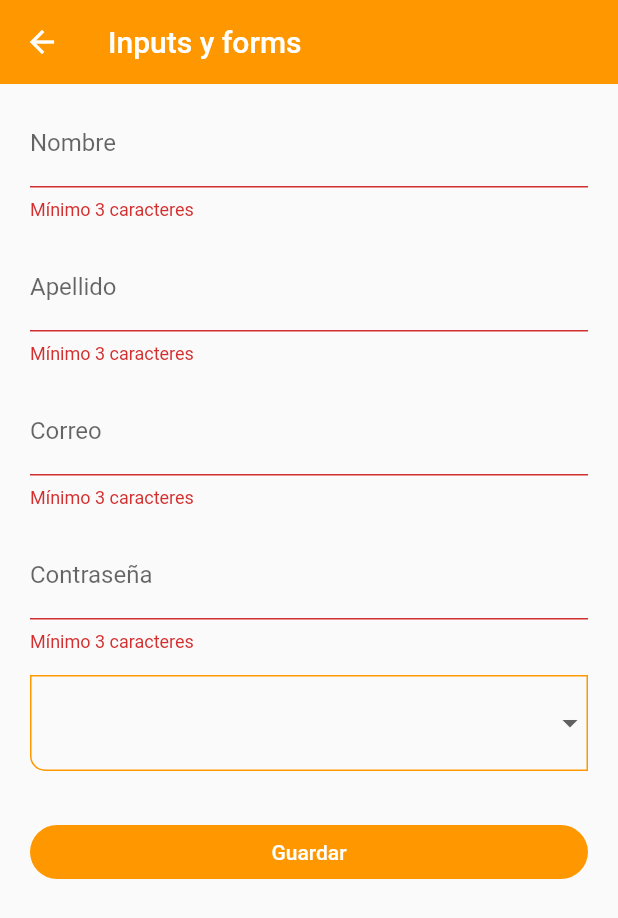
After one commit to Alex-2699/flutter_components, a Flutter app: the InputsScreen screen opened by its route, after a tap on "Guardar", on a phone screen of 412 x 824 dp. The commit adds this screen. Shown: the top 918 px of the screen. Run offline on Flutter 3.47's test engine with Material 2 defaults, Android fonts, the phone set to English and light mode, and no system bars.

Commit message:
Added input and slider screens

```diff
--- a/lib/routes/app_routes.dart
+++ b/lib/routes/app_routes.dart
@@ -14,6 +14,8 @@ class AppRoute {
     MenuOption(route: 'card', name: 'Card Screen', screen: const CardScreen(), icon: Icons.card_travel_outlined),
     MenuOption(route: 'avatar', name: 'Circle Avatar', screen: const AvatarScreen(), icon: Icons.supervised_user_circle_rounded),
     MenuOption(route: 'animated', name: 'Animated Container', screen: const AnimatedScreen(), icon: Icons.play_circle_outline),
+    MenuOption(route: 'inputs', name: 'Text Inputs', screen: const InputsScreen(), icon: Icons.input_rounded),
+    MenuOption(route: 'slider', name: 'Slider Screen', screen: const SliderScreen(), icon: Icons.slideshow_outlined),
   ];
 
   static Map<String, Widget Function(BuildContext)> getAppRoutes() {
--- /dev/null
+++ b/lib/screens/inputs_screen.dart
@@ -0,0 +1,115 @@
+import 'package:flutter/material.dart';
+
+import 'package:fl_components/widgets/widgets.dart';
+
+class InputsScreen extends StatelessWidget {
+
+  const InputsScreen({Key? key}) : super(key: key);
+
+  @override
+  Widget build(BuildContext context) {
+
+    final GlobalKey<FormState> myFormKey = GlobalKey<FormState>();
+
+    final Map<String, String> formValues = {
+      'firstName' : 'Alexis',
+      'lastName' : 'Antonio',
+      'eMail' : 'antonio@google.com',
+      'password' : '12345',
+      'role' : 'Admin ',
+    };
+
+    return Scaffold(
+      appBar: AppBar(
+        title: const Text('Inputs y forms'),
+      ),
+      body: SingleChildScrollView(
+        child: Padding(padding: const EdgeInsets.symmetric(horizontal: 20, vertical: 10),
+          child: Form(
+            key: myFormKey,
+            child: Column(
+              children:[
+                CustomInputField(
+                  labelText: 'Nombre',
+                  hintText: 'Nombre del usuario',
+                  formProperty: 'firstName',
+                  formValues: formValues,
+                ),
+                const SizedBox(height: 15),
+                CustomInputField(
+                  labelText: 'Apellido',
+                  hintText: 'Apellido del usuario',
+                  formProperty: 'lastName',
+                  formValues: formValues,
+                ),
+                const SizedBox(height: 15),
+                CustomInputField(
+                  labelText: 'Correo',
+                  hintText: 'Correo del usuario',
+                  inputType: TextInputType.emailAddress,
+                  formProperty: 'eMail',
+                  formValues: formValues,
+                ),
+                const SizedBox(height: 15),
+                CustomInputField(
+                  labelText: 'Contraseña',
+                  hintText: 'Contraseña del usuario',
+                  formProperty: 'password',
+                  formValues: formValues,
+                  obscureText: true,
+                ),
+                const SizedBox(height: 15),
+                buildDropDownButton(formValues),
+                const SizedBox(height: 30),
+                buildElevatedButton(
+                  context: context,
+                  myFormKey: myFormKey,
+                  formValues: formValues,
+                )
+              ],
+            ),
+          ),
+        ),
+      ),
+    );
+  }
+
+  Widget buildDropDownButton(Map<String, String> formValues){
+    return DropdownButtonFormField(
+      items: const [
+        DropdownMenuItem(value: 'Admin', child: Text('Admin')),
+        DropdownMenuItem(value: 'SuperUser', child: Text('SuperUser')),
+        DropdownMenuItem(value: 'Developer', child: Text('Developer')),
+        DropdownMenuItem(value: 'Jr Developer', child: Text('Jr Developer')),
+      ],
+      onChanged: (value) {
+        print(value);
+        formValues['role'] = value ?? 'Admin';
+      },
+    );
+  }
+
+  Widget buildElevatedButton({
+    required BuildContext context,
+    required GlobalKey<FormState> myFormKey,
+    required Map<String, String> formValues,
+  }) {
+    return ElevatedButton(
+      child: const SizedBox(
+        width: double.infinity,
+        child: Center(
+          child: Text('Guardar'),
+        ),
+      ),
+      onPressed: () {
+        FocusScope.of(context).requestFocus(FocusNode());
+
+        if (!myFormKey.currentState!.validate()) {
+          print('Formulario no válido');
+          return;
+        }
+        print(formValues);
+      },
+    );
+  }
+}
--- a/lib/screens/screens.dart
+++ b/lib/screens/screens.dart
@@ -3,5 +3,7 @@ export 'package:fl_components/screens/animated_screen.dart';
 export 'package:fl_components/screens/avatar_screen.dart';
 export 'package:fl_components/screens/card_screen.dart';
 export 'package:fl_components/screens/home_screen.dart';
+export 'package:fl_components/screens/inputs_screen.dart';
 export 'package:fl_components/screens/listview1_screen.dart';
 export 'package:fl_components/screens/listview2_screen.dart';
+export 'package:fl_components/screens/slider_screen.dart';
--- /dev/null
+++ b/lib/screens/slider_screen.dart
@@ -0,0 +1,70 @@
+import 'package:flutter/material.dart';
+
+class SliderScreen extends StatefulWidget {
+
+  const SliderScreen({Key? key}) : super(key: key);
+
+  @override
+  State<SliderScreen> createState() => _SliderScreenState();
+}
+
+class _SliderScreenState extends State<SliderScreen> {
+
+  double _sliderValue = 100;
+  bool _sliderEnable = true;
+
+  Widget buildSlider(){
+    return Slider(
+      min: 50,
+      max: 400,
+      value: _sliderValue,
+      //divisions: 10,
+      onChanged: _sliderEnable
+            ? (value) {
+                _sliderValue = value;
+                setState(() {});
+              }
+            : null);
+  }
+
+  Widget buildImage(){
+    return Expanded(
+      child: SingleChildScrollView(
+        child: Image(
+          image: const NetworkImage('https://static.wikia.nocookie.net/esstarwars/images/d/d5/MP-YodaSpecies.png/revision/latest?cb=20180802191916'),
+          fit: BoxFit.contain,
+          width: _sliderValue,
+        ),
+      ),
+    );
+  }
+
+  Widget buildSwitch(){
+    return SwitchListTile(
+      title: const Text('Activar Slide'),
+      value: _sliderEnable,
+      onChanged: (value) {
+        _sliderEnable = value;
+        setState(() {});
+      },
+    );
+  }
+
+  @override
+  Widget build(BuildContext context) {
+    return  Scaffold(
+      appBar: AppBar(
+        title: const Text('Slider & Checks'),
+      ),
+      body: Column(
+        children: [
+          buildSlider(),
+          buildSwitch(),
+          const AboutListTile(),
+          buildImage(),
+          const SizedBox(height: 50),
+        ],
+      )
+    );
+  }
+}
--- a/lib/theme/app_theme.dart
+++ b/lib/theme/app_theme.dart
@@ -2,7 +2,7 @@ import 'package:flutter/material.dart';
 
 class AppTheme {
   //primary color
-  static const Color primary = Colors.green;
+  static const Color primary = Colors.orange;
 
   static final ThemeData lightTheme = ThemeData.light().copyWith(
     primaryColor: primary,
@@ -25,7 +25,7 @@ class AppTheme {
       backgroundColor: primary
     ),
 
-    //ElevatedButton
+    //ElevatedButton Theme
     elevatedButtonTheme: ElevatedButtonThemeData(
       style: ElevatedButton.styleFrom(
         backgroundColor: primary,
@@ -33,5 +33,29 @@ class AppTheme {
         elevation: 0
       )
     ),
+
+    //Input Theme
+    inputDecorationTheme: const InputDecorationTheme(
+      floatingLabelStyle: TextStyle(color: primary),
+      enabledBorder: OutlineInputBorder(
+        borderSide: BorderSide(color: primary),
+        borderRadius: BorderRadius.only(
+          bottomLeft: Radius.circular(10),
+        ),
+      ),
+      focusedBorder: OutlineInputBorder(
+        borderSide: BorderSide(color: primary),
+        borderRadius: BorderRadius.only(
+          bottomLeft: Radius.circular(10),
+        ),
+      ),
+    ),
+
+    //Slider Theme
+    sliderTheme: const SliderThemeData(
+      activeTrackColor: primary,
+      thumbColor: primary
+    ),
+
   );
 }
--- /dev/null
+++ b/lib/widgets/custom_input_field.dart
@@ -0,0 +1,55 @@
+import 'package:flutter/material.dart';
+
+class CustomInputField extends StatelessWidget {
+
+  final String? hintText;
+  final String? labelText;
+  final String? helperText;
+  final IconData? icon;
+  final IconData? sufixIcon;
+  final TextInputType? inputType;
+  final bool obscureText;
+
+  final String formProperty;
+  final Map<String, String> formValues;
+
+  const CustomInputField({
+    Key? key,
+    this.hintText,
+    this.labelText,
+    this.helperText,
+    this.icon,
+    this.sufixIcon,
+    this.inputType,
+    this.obscureText = false,
+    required this.formProperty,
+    required this.formValues,
+  }) : super(key: key);
+
+  @override
+  Widget build(BuildContext context) {
+    return TextFormField(
+      autofocus: true,
+      initialValue: '',
+      keyboardType: inputType == null ? null : TextInputType.emailAddress,
+      textCapitalization: TextCapitalization.words,
+      obscureText: obscureText,
+      onChanged: (value) {
+        formValues[formProperty] = value;
+      },
+      validator: (value) {
+        if (value == null) return 'Este campo es requerido';
+        return value.length < 3 ? 'Mínimo 3 caracteres' : null;
+      },
+      autovalidateMode: AutovalidateMode.onUserInteraction,
+      decoration: InputDecoration(
+        hintText: hintText,
+        labelText: labelText,
+        helperText: helperText,
+        suffixIcon: icon == null ? null: Icon(icon),
+        icon: icon == null ? null: Icon(sufixIcon),
+      ),
+
+    );
+  }
+}
--- a/lib/widgets/widgets.dart
+++ b/lib/widgets/widgets.dart
@@ -1,2 +1,3 @@
 export 'package:fl_components/widgets/custom_card1.dart';
 export 'package:fl_components/widgets/custom_card2.dart';
+export 'package:fl_components/widgets/custom_input_field.dart';
```
